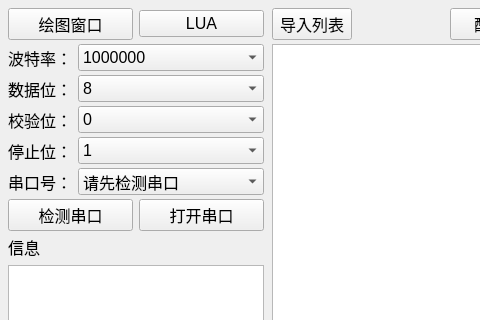
Qt form mainwindow.ui (yuejin-tan/SCD3) before a commit; both pictures show x 0 to 480 and y 0 to 320 of the 1000 by 800 pixel window.
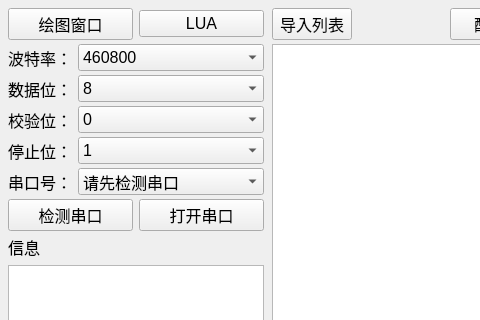
The same form after that commit.

```diff
--- a/mainwindow.ui
+++ b/mainwindow.ui
@@ -113,10 +113,10 @@
          <item>
           <widget class="QComboBox" name="baudrateBox">
            <property name="currentText">
-            <string>1000000</string>
+            <string>460800</string>
            </property>
            <property name="currentIndex">
-            <number>9</number>
+            <number>7</number>
            </property>
            <item>
             <property name="text">
```
